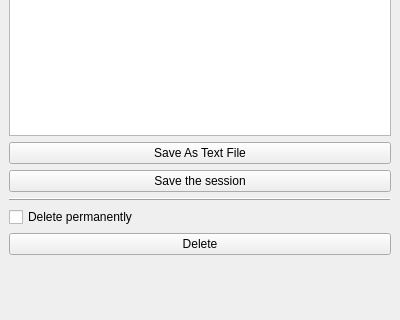
Before: the Qt Designer form ChatSessionWidget.ui in asianirish/AI-Ronaut, drawn with Qt 5; both pictures show x 0 to 400 and y 149 to 469 of the 400 by 469 pixel window.
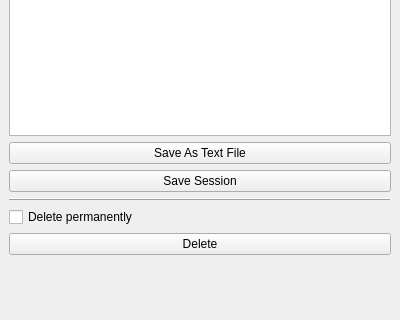
After: the same form once the commit is applied.

Commit message: rename buttons

What changed in the file:
```diff
--- a/ChatSessionWidget.ui
+++ b/ChatSessionWidget.ui
@@ -97,7 +97,7 @@
          <bool>true</bool>
         </property>
         <property name="text">
-         <string>Save the session</string>
+         <string>Save Session</string>
         </property>
        </widget>
       </item>
```
The commit also changes 1 other file.
